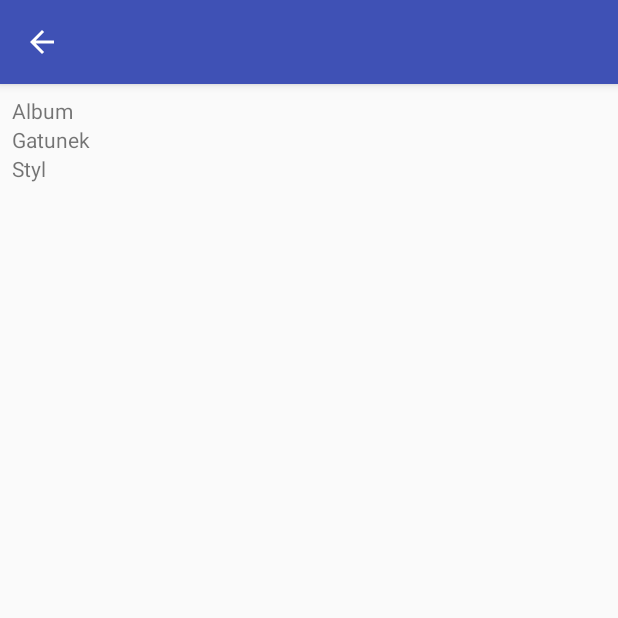
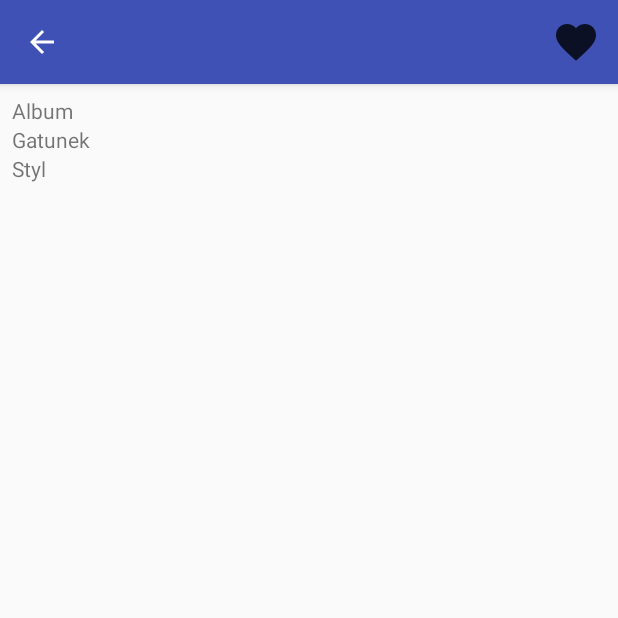
Before and after one commit to w57020/MusicApp-master1, an Android app: the SongDetailsActivity screen opened directly, with no data from a screen before it, on a phone screen of 412 x 824 dp, the top half of it. Run offline under Robolectric (Android 15) with nearby library versions, the phone set to English and light mode, and no system bars; pictures from the network do not load; 2 statements that could not run were skipped.

Commit message:
Dodanie menu ulubionych

```diff
--- a/app/src/main/java/com/example/stud/musicapp/topsongs/SongDetailsActivity.java
+++ b/app/src/main/java/com/example/stud/musicapp/topsongs/SongDetailsActivity.java
@@ -4,6 +4,8 @@ import android.content.Intent;
 import android.support.annotation.NonNull;
 import android.support.v7.app.AppCompatActivity;
 import android.os.Bundle;
+import android.view.Menu;
+import android.view.MenuInflater;
 import android.widget.ImageView;
 import android.widget.TextView;
 import android.widget.Toast;
@@ -98,7 +100,13 @@ public class SongDetailsActivity extends AppCompatActivity {
     public boolean onSupportNavigateUp() {
         onBackPressed();
         return true;
+    }
 
+    @Override
+    public boolean onCreateOptionsMenu(Menu menu) {
+        MenuInflater inflater = getMenuInflater();
+        inflater.inflate(R.menu.favorite_menu, menu);
+
+        return true;
     }
 }
-}
--- a/app/src/main/java/com/example/stud/musicapp/topsongs/TopSongsAdapter.java
+++ b/app/src/main/java/com/example/stud/musicapp/topsongs/TopSongsAdapter.java
@@ -11,6 +11,7 @@ import android.view.View;
 import android.view.ViewGroup;
 import android.widget.TextView;
 
+import com.example.stud.musicapp.R;
 import com.example.stud.musicapp.api.TrandingSingle;
 import com.example.stud.musicapp.api.TrendingList;
 
--- /dev/null
+++ b/app/src/main/res/menu/favorite_menu.xml
@@ -0,0 +1,12 @@
+<?xml version="1.0" encoding="utf-8"?>
+<menu xmlns:android="http://schemas.android.com/apk/res/android"
+    xmlns:app="http://schemas.android.com/apk/res-auto">
+
+    <item
+        android:id="@+id/itemFavorite"
+        android:title="@string/favorites"
+        android:icon="@drawable/ic_action_favorite"
+        app:showAsAction="always" />
+
+
+</menu>
--- a/app/src/main/res/values/strings.xml
+++ b/app/src/main/res/values/strings.xml
@@ -4,4 +4,5 @@
     <string name="album">Album</string>
     <string name="genre">Gatunek</string>
     <string name="style">Styl</string>
+    <string name="favorites">Ulubione</string>
 </resources>
```
Also changed, not shown: app/src/main/res/drawable-hdpi/ic_action_favorite.png (added), app/src/main/res/drawable-mdpi/ic_action_favorite.png (added), app/src/main/res/drawable-xhdpi/ic_action_favorite.png (added), app/src/main/res/drawable-xxhdpi/ic_action_favorite.png (added).
